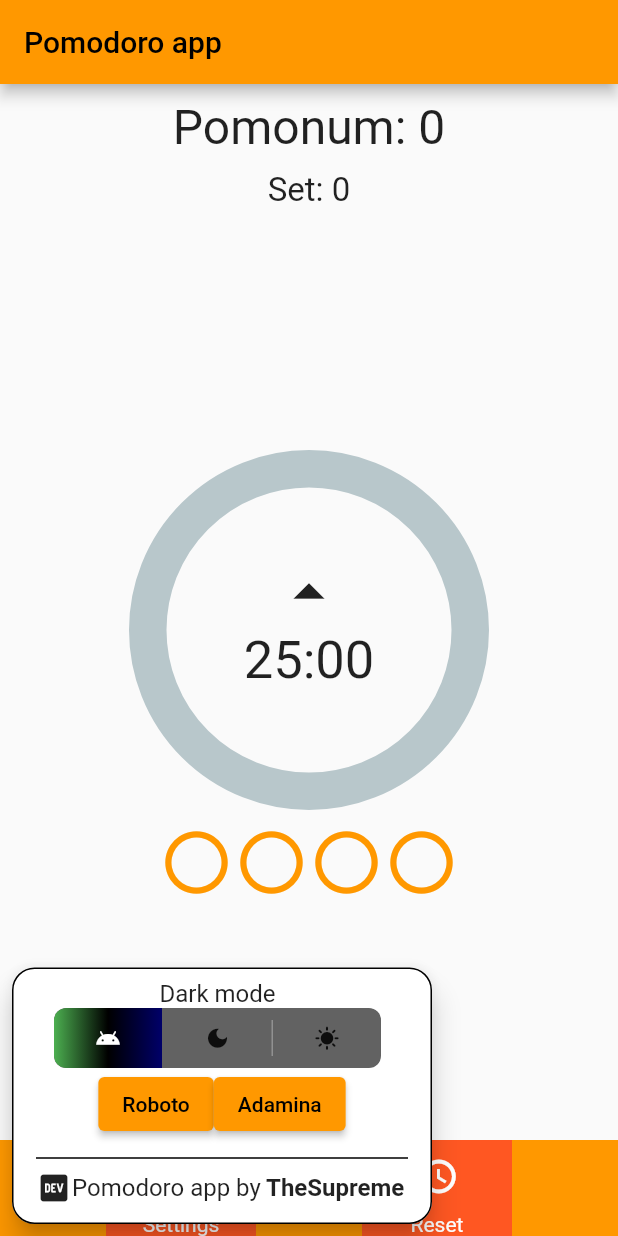
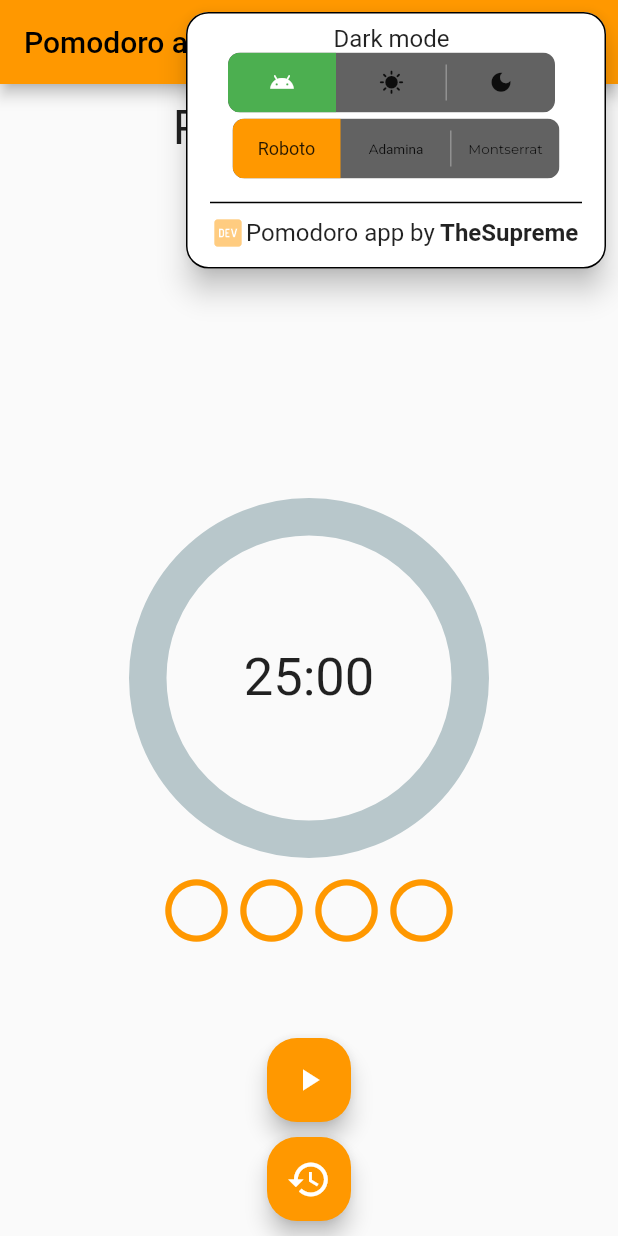
Before and after one commit to TheSupremeF/PomodoriesTomatoes, a Flutter app: the screen it shows after launch, after a tap on the "settings" icon, on a phone screen of 412 x 824 dp. Run offline on Flutter 3.47's test engine with Material 2 defaults, Android fonts, the phone set to English and light mode, and no system bars; drawn by our look-alikes of percent_indicator, toggle_switch; our stand-ins replace flutter_bloc, google_fonts; Roboto replaces fonts that are missing (Adamina).

Commit message:
Seventh commit, minor changes

```diff
--- a/lib/main.dart
+++ b/lib/main.dart
@@ -1,5 +1,6 @@
 import 'package:flutter/material.dart';
 import 'package:flutter_bloc/flutter_bloc.dart';
+import 'package:pomodororeyistasakli/utils/clockwatch.dart';
 import 'package:pomodororeyistasakli/utils/darkmode.dart';
 import '../screens/home.dart';
 import '../themes/themes.dart';
@@ -12,8 +13,15 @@ class MyApp extends StatelessWidget {
   const MyApp({Key? key}) : super(key: key);
   @override
   Widget build(BuildContext context) {
-    return BlocProvider<ThemeModeCubit>(
-      create: (BuildContext context) => ThemeModeCubit(),
+    return MultiBlocProvider(
+      providers: [
+        BlocProvider<ThemeModeCubit>(
+          create: (BuildContext context) => ThemeModeCubit(),
+        ),
+        BlocProvider(
+          create: (BuildContext context) => ClockwatchCubit(),
+        ),
+      ],
       child: BlocBuilder<ThemeModeCubit, ThemeMode?>(
         builder: (context, state) {
           return MaterialApp(
--- a/lib/screens/home.dart
+++ b/lib/screens/home.dart
@@ -1,10 +1,12 @@
 import 'dart:async';
 
 import 'package:flutter/material.dart';
+import 'package:flutter_bloc/flutter_bloc.dart';
 import 'package:percent_indicator/percent_indicator.dart';
 import 'package:pomodororeyistasakli/themes/themes.dart';
+import 'package:pomodororeyistasakli/utils/clockwatch.dart';
 import '../model/status.dart';
-import '../utils/bottomnavbar.dart';
+import '../utils/togglesdropdowns.dart';
 import '../utils/constants.dart';
 import '../widgets/progico.dart';
 
@@ -46,23 +48,29 @@ class _PomoHomeState extends State<PomoHome> {
   int setNum = 0;
   @override
   Widget build(BuildContext context) {
+    return BlocBuilder<ClockwatchCubit, String?>(
+      builder: (context, state) {
         return Scaffold(
           appBar: AppBar(
-        title: Text(title),
+            actions: const [SettingsMenuDropdown()],
+            title: Text(
+              title,
+              style: TextStyle(fontFamily: state),
+            ),
           ),
           body: SafeArea(
             child: Center(
               child: Column(
                 children: [
-              _emptyBox10(),
+                  _emptyBox(10),
                   Text(
                     'Pomonum: $pomoNum',
-                style: const TextStyle(fontSize: 32),
+                    style: TextStyle(fontFamily: state, fontSize: 32),
                   ),
-              _emptyBox10(),
+                  _emptyBox(10),
                   Text(
-                'Set: $setNum',
-                style: const TextStyle(fontSize: 22),
+                    'Set: ',
+                    style: TextStyle(fontFamily: state, fontSize: 22),
                   ),
                   Expanded(
                     child: Column(
@@ -72,29 +80,22 @@ class _PomoHomeState extends State<PomoHome> {
                           animation: false,
                           lineWidth: 25,
                           percent: _getPomoPercentage(),
-                      linearGradient:
-                          LinearGradient(colors: statusGradient[pomoStatus]!),
+                          linearGradient: LinearGradient(
+                              colors: statusGradient[pomoStatus]!),
                           // progressColor: statusColor[pomoStatus],
                           radius: 120,
                           circularStrokeCap: CircularStrokeCap.round,
-                      center: Column(
-                        mainAxisAlignment: MainAxisAlignment.center,
-                        children: [
-                          SizedBox(
+                          center: Container(
+                            alignment: Alignment.center,
+                            decoration:
+                                const BoxDecoration(shape: BoxShape.circle),
                             height: 100,
-                            child: SingleChildScrollView(
-                              scrollDirection: Axis.vertical,
-                              child: Column(
-                                  mainAxisAlignment: MainAxisAlignment.center,
-                                  children: [
-                                    Columnus(fontFamily: fontFamilyA)
-                                  ]),
+                            child: Textus(
+                                reis: _secondToFormattedString(remainingTime),
+                                fontFamily: state),
                           ),
                         ),
-                        ],
-                      ),
-                    ),
-                    _emptyBox10(),
+                        _emptyBox(10),
                         ProgIco(
                             total: pomodorosPerSet,
                             done: pomoNum - (setNum * pomodorosPerSet))
@@ -107,20 +108,43 @@ class _PomoHomeState extends State<PomoHome> {
           ),
           floatingActionButtonLocation:
               FloatingActionButtonLocation.miniCenterDocked,
-      floatingActionButton: FloatingActionButton(
-          backgroundColor: Colors.deepOrange,
+          floatingActionButton: floatingActionMenu(),
+        );
+      },
+    );
+  }
+
+  Column floatingActionMenu() {
+    return Column(
+      mainAxisAlignment: MainAxisAlignment.end,
+      children: [
+        FloatingActionButton(
+            backgroundColor: Colors.orange,
             tooltip: mainBtnText,
             onPressed: () {
               _mainButtonPressed();
             },
             child: mainBtnIcon,
-          shape:
-              RoundedRectangleBorder(borderRadius: BorderRadius.circular(20))),
-      bottomNavigationBar: BottomNavBar.nav,
+            shape: RoundedRectangleBorder(
+                borderRadius: BorderRadius.circular(20))),
+        const Padding(padding: EdgeInsets.only(top: 5, bottom: 5)),
+        FloatingActionButton(
+            backgroundColor: Colors.orange,
+            tooltip: "Reset",
+            onPressed: () {},
+            child: const Icon(
+              Icons.restore,
+              size: 30,
+              color: Colors.white,
+            ),
+            shape: RoundedRectangleBorder(
+                borderRadius: BorderRadius.circular(20))),
+        const Padding(padding: EdgeInsets.only(top: 5, bottom: 5)),
+      ],
     );
   }
 
-  SizedBox _emptyBox10() => const SizedBox(height: 10);
+  SizedBox _emptyBox(double? boxsize) => SizedBox(height: boxsize);
 
   _cancelTimer() {
     if (_timer != null) {
--- a/lib/themes/themes.dart
+++ b/lib/themes/themes.dart
@@ -1,5 +1,4 @@
 import 'package:flutter/material.dart';
-import 'package:pomodororeyistasakli/utils/constants.dart';
 
 class PomoAppThemes {
   static MaterialColor allTime = Colors.orange;
@@ -19,30 +18,17 @@ String _secondToFormattedString(int seconds) {
   return '$roundedMinutes:$remainingSecondsFormatted';
 }
 
-class Columnus extends StatelessWidget {
-  const Columnus({Key? key, required this.fontFamily}) : super(key: key);
-
+class Textus extends StatelessWidget {
+  const Textus({Key? key, required this.fontFamily, required this.reis})
+      : super(key: key);
+  final String reis;
   final String? fontFamily;
-
-  static int get defTime => pomodoroTotalTime;
 
   @override
   Widget build(BuildContext context) {
-    return Column(
-      children: [
-        const Icon(
-          Icons.arrow_drop_up,
-          size: 50,
-        ),
-        Text(
-          _secondToFormattedString(defTime),
-          style: TextStyle(fontSize: 35, fontFamily: fontFamily),
-        ),
-        const Icon(
-          Icons.arrow_drop_down,
-          size: 50,
-        ),
-      ],
+    return Text(
+      reis,
+      style: TextStyle(fontSize: 35, fontFamily: fontFamily),
     );
   }
 }
--- a/lib/utils/bottomnavbar.dart
+++ /dev/null
@@ -1,147 +0,0 @@
-import 'package:flutter/material.dart';
-import 'package:google_fonts/google_fonts.dart';
-import 'package:pomodororeyistasakli/utils/darkmode.dart';
-
-enum SettingsMenu { darkMode, clockStyle, about }
-
-class BottomNavBarSettingsButton extends StatefulWidget {
-  const BottomNavBarSettingsButton({Key? key}) : super(key: key);
-
-  @override
-  State<BottomNavBarSettingsButton> createState() =>
-      _BottomNavBarSettingsButtonState();
-}
-
-String? fontFamilyA;
-
-class _BottomNavBarSettingsButtonState
-    extends State<BottomNavBarSettingsButton> {
-  @override
-  Widget build(BuildContext context) {
-    return PopupMenuButton<SettingsMenu>(
-        offset: const Offset(-100, -100),
-        icon: const Icon(Icons.settings, color: Colors.white),
-        shape: RoundedRectangleBorder(
-            side: const BorderSide(width: 1.0, color: Colors.black),
-            borderRadius: BorderRadius.circular(15)),
-        itemBuilder: (BuildContext context) => <PopupMenuEntry<SettingsMenu>>[
-              PopupMenuItem<SettingsMenu>(
-                value: SettingsMenu.darkMode,
-                child: SizedBox(
-                  width: 230,
-                  child: Row(
-                    children: [
-                      const SizedBox(
-                        width: 12,
-                      ),
-                      Column(
-                        children: const [
-                          Center(child: Text('Dark mode')),
-                          Center(
-                            child: DarkModeToggle(),
-                          ),
-                        ],
-                      ),
-                    ],
-                  ),
-                ),
-              ),
-              PopupMenuItem(
-                  value: SettingsMenu.clockStyle,
-                  child: Row(
-                    mainAxisAlignment: MainAxisAlignment.center,
-                    children: [
-                      ElevatedButton(
-                        onPressed: () {
-                          setState(() {
-                            fontFamilyA = GoogleFonts.roboto().fontFamily;
-                          });
-                        },
-                        child: Text(
-                          "Roboto",
-                          style: TextStyle(
-                              fontFamily: GoogleFonts.roboto().fontFamily),
-                        ),
-                      ),
-                      ElevatedButton(
-                        onPressed: () {
-                          setState(() {
-                            fontFamilyA = GoogleFonts.adamina().fontFamily;
-                          });
-                        },
-                        child: Text(
-                          "Adamina",
-                          style: TextStyle(
-                              fontFamily: GoogleFonts.adamina().fontFamily),
-                        ),
-                      ),
-                    ],
-                  )),
-              PopupMenuItem(
-                  value: SettingsMenu.about,
-                  child: Column(
-                    children: [
-                      const Divider(
-                        thickness: 1,
-                        color: Colors.black,
-                      ),
-                      Row(children: const [
-                        Icon(Icons.logo_dev_outlined),
-                        Text("Pomodoro app by"),
-                        Text(
-                          " TheSupreme",
-                          style: TextStyle(fontWeight: FontWeight.bold),
-                        ),
-                      ]),
-                    ],
-                  )),
-            ]);
-  }
-}
-
-class BottomNavBar {
-  static final List<Color> _colorList = [
-    const Color.fromARGB(255, 255, 153, 0),
-    const Color.fromARGB(160, 255, 153, 0),
-    const Color.fromARGB(37, 255, 255, 255)
-  ];
-
-  static Container nav = Container(
-      decoration: const BoxDecoration(color: Colors.orange
-/*           gradient: LinearGradient(
-              begin: Alignment.bottomCenter,
-              end: Alignment.topCenter,
-              colors: _colorList) */
-          ),
-      child: Row(mainAxisAlignment: MainAxisAlignment.spaceEvenly, children: [
-        Container(
-          width: 100,
-          color: Colors.deepOrange,
-          child: Column(
-            mainAxisSize: MainAxisSize.min,
-            children: const [
-              BottomNavBarSettingsButton(),
-              Text('Settings', style: TextStyle(color: Colors.white))
-            ],
-          ),
-        ),
-        Container(
-          width: 100,
-          color: Colors.deepOrange,
-          child: Column(
-            mainAxisSize: MainAxisSize.min,
-            children: [
-              IconButton(
-                  highlightColor: const Color.fromARGB(0, 255, 255, 255),
-                  onPressed: () {},
-                  icon: const Icon(
-                    Icons.restore,
-                    size: 30,
-                    color: Colors.white,
-                  )),
-              const Text('Reset', style: TextStyle(color: Colors.white)),
-            ],
-          ),
-        ),
-      ]));
-}
--- /dev/null
+++ b/lib/utils/clockwatch.dart
@@ -0,0 +1,77 @@
+import 'package:flutter/material.dart';
+import 'package:flutter_bloc/flutter_bloc.dart';
+import 'package:google_fonts/google_fonts.dart';
+import 'package:toggle_switch/toggle_switch.dart';
+
+class ClockwatchCubit extends Cubit<String?> {
+  ClockwatchCubit() : super(GoogleFonts.roboto().fontFamily);
+
+  void roboto() {
+    emit(GoogleFonts.roboto().fontFamily);
+  }
+
+  void adamina() {
+    emit(GoogleFonts.adamina().fontFamily);
+  }
+
+  void montserrat() {
+    emit(GoogleFonts.montserrat().fontFamily);
+  }
+}
+
+class ClockwatchStyleChanger extends StatelessWidget {
+  final String fontName;
+  final String? fontFamily;
+  final VoidCallback? callBackFunc;
+  const ClockwatchStyleChanger(
+      {Key? key,
+      required this.fontName,
+      required this.fontFamily,
+      required this.callBackFunc})
+      : super(key: key);
+
+  @override
+  Widget build(BuildContext context) {
+    return ElevatedButton(
+      style: ButtonStyle(
+          backgroundColor: MaterialStateProperty.all(Colors.orange)),
+      onPressed: callBackFunc,
+      child: Text(
+        fontName,
+        style: TextStyle(fontFamily: fontFamily),
+      ),
+    );
+  }
+}
+
+class ClockwatchToggle extends StatelessWidget {
+  const ClockwatchToggle({Key? key}) : super(key: key);
+
+  @override
+  Widget build(BuildContext context) {
+    return ToggleSwitch(
+      changeOnTap: true,
+      totalSwitches: 3,
+      customTextStyles: [
+        TextStyle(fontSize: 12, fontFamily: GoogleFonts.roboto().fontFamily),
+        TextStyle(fontSize: 9, fontFamily: GoogleFonts.adamina().fontFamily),
+        TextStyle(fontSize: 9, fontFamily: GoogleFonts.montserrat().fontFamily),
+      ],
+      labels: const ['Roboto', 'Adamina', 'Montserrat'],
+      onToggle: (index) {
+        switch (index) {
+          case 0:
+            context.read<ClockwatchCubit>().roboto();
+            break;
+          case 1:
+            context.read<ClockwatchCubit>().adamina();
+            break;
+          case 2:
+            context.read<ClockwatchCubit>().montserrat();
+            break;
+          default:
+        }
+      },
+    );
+  }
+}
--- a/lib/utils/darkmode.dart
+++ b/lib/utils/darkmode.dart
@@ -17,29 +17,27 @@ class DarkModeToggle extends StatelessWidget {
   Widget build(BuildContext context) {
     return ToggleSwitch(
       onToggle: (index) {
-        switch (index) {
-          case 0:
-            context.read<ThemeModeCubit>().system();
-            break;
-          case 1:
-            context.read<ThemeModeCubit>().dark();
-            break;
-          case 2:
-            context.read<ThemeModeCubit>().light();
-            break;
-
-          default:
+        if (index == ThemeMode.system.index) {
+          context.read<ThemeModeCubit>().system();
+        } else if (index == ThemeMode.light.index) {
+          context.read<ThemeModeCubit>().light();
+        } else if (index == ThemeMode.dark.index) {
+          context.read<ThemeModeCubit>().dark();
         }
       },
       animate: true,
       totalSwitches: 3,
-      activeBgColor: const [
-        Colors.green,
-        Colors.black,
-        Color.fromARGB(255, 0, 0, 105)
+      activeBgColors: const [
+        [Colors.green],
+        [Colors.black],
+        [Color.fromARGB(255, 0, 0, 105)]
       ],
       activeFgColor: Colors.white,
-      icons: const [Icons.android, Icons.dark_mode, Icons.sunny],
+      icons: const [
+        Icons.android,
+        Icons.sunny,
+        Icons.dark_mode,
+      ],
     );
   }
 }
--- /dev/null
+++ b/lib/utils/togglesdropdowns.dart
@@ -0,0 +1,116 @@
+import 'package:flutter/material.dart';
+import 'package:flutter_bloc/flutter_bloc.dart';
+import 'package:google_fonts/google_fonts.dart';
+import 'package:pomodororeyistasakli/utils/clockwatch.dart';
+import 'package:pomodororeyistasakli/utils/darkmode.dart';
+
+enum SettingsMenu { darkMode, clockStyle, about }
+
+class SettingsMenuDropdown extends StatefulWidget {
+  const SettingsMenuDropdown({Key? key}) : super(key: key);
+
+  @override
+  State<SettingsMenuDropdown> createState() => _SettingsMenuDropdownState();
+}
+
+class _SettingsMenuDropdownState extends State<SettingsMenuDropdown> {
+  @override
+  Widget build(BuildContext context) {
+    return PopupMenuButton<SettingsMenu>(
+        offset: const Offset(50, -100),
+        icon: const Icon(Icons.settings, color: Colors.white),
+        shape: RoundedRectangleBorder(
+            side: const BorderSide(width: 1.0, color: Colors.black),
+            borderRadius: BorderRadius.circular(15)),
+        itemBuilder: (BuildContext context) => <PopupMenuEntry<SettingsMenu>>[
+              PopupMenuItem<SettingsMenu>(
+                value: SettingsMenu.darkMode,
+                child: SizedBox(
+                  width: 230,
+                  child: Row(
+                    children: [
+                      const SizedBox(
+                        width: 12,
+                      ),
+                      Column(
+                        children: const [
+                          Center(child: Text('Dark mode')),
+                          Center(
+                            child: DarkModeToggle(),
+                          ),
+                        ],
+                      ),
+                    ],
+                  ),
+                ),
+              ),
+              const PopupMenuItem(
+                  value: SettingsMenu.clockStyle,
+                  child: Center(child: ClockwatchToggle())),
+              PopupMenuItem(
+                  value: SettingsMenu.about,
+                  child: Column(
+                    children: [
+                      const Divider(
+                        thickness: 1,
+                        color: Colors.black,
+                      ),
+                      Row(children: [
+                        Icon(Icons.logo_dev_outlined,
+                            color: Theme.of(context).backgroundColor),
+                        const Text("Pomodoro app by"),
+                        const Text(
+                          " TheSupreme",
+                          style: TextStyle(fontWeight: FontWeight.bold),
+                        ),
+                      ]),
+                    ],
+                  )),
+            ]);
+  }
+}
+
+class ClockwatchChangerButtons extends StatelessWidget {
+  const ClockwatchChangerButtons({
+    Key? key,
+  }) : super(key: key);
+
+  @override
+  Widget build(BuildContext context) {
+    return Row(
+      mainAxisAlignment: MainAxisAlignment.center,
+      children: [
+        ClockwatchStyleChanger(
+          fontName: "Roboto",
+          fontFamily: GoogleFonts.roboto().fontFamily,
+          callBackFunc: () {
+            context.read<ClockwatchCubit>().roboto();
+          },
+        ),
+        ClockwatchStyleChanger(
+          fontName: "Adamina",
+          fontFamily: GoogleFonts.adamina().fontFamily,
+          callBackFunc: () {
+            context.read<ClockwatchCubit>().adamina();
+          },
+        ),
+        ClockwatchStyleChanger(
+          fontName: "Montserrat",
+          fontFamily: GoogleFonts.montserrat().fontFamily,
+          callBackFunc: () {
+            context.read<ClockwatchCubit>().montserrat();
+          },
+        ),
+      ],
+    );
+  }
+}
+
+class FloatingActionMenu extends StatelessWidget {
+  const FloatingActionMenu({Key? key}) : super(key: key);
+
+  @override
+  Widget build(BuildContext context) {
+    return Container();
+  }
+}
```
Lines whose indentation alone changed are shown as unchanged.
